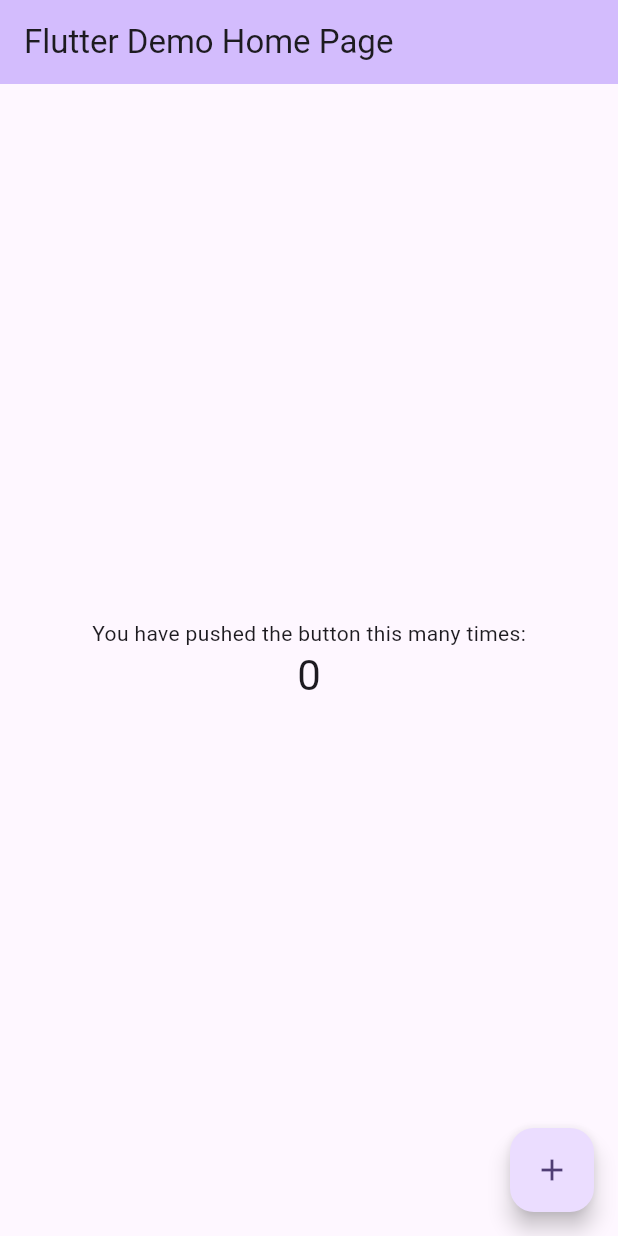
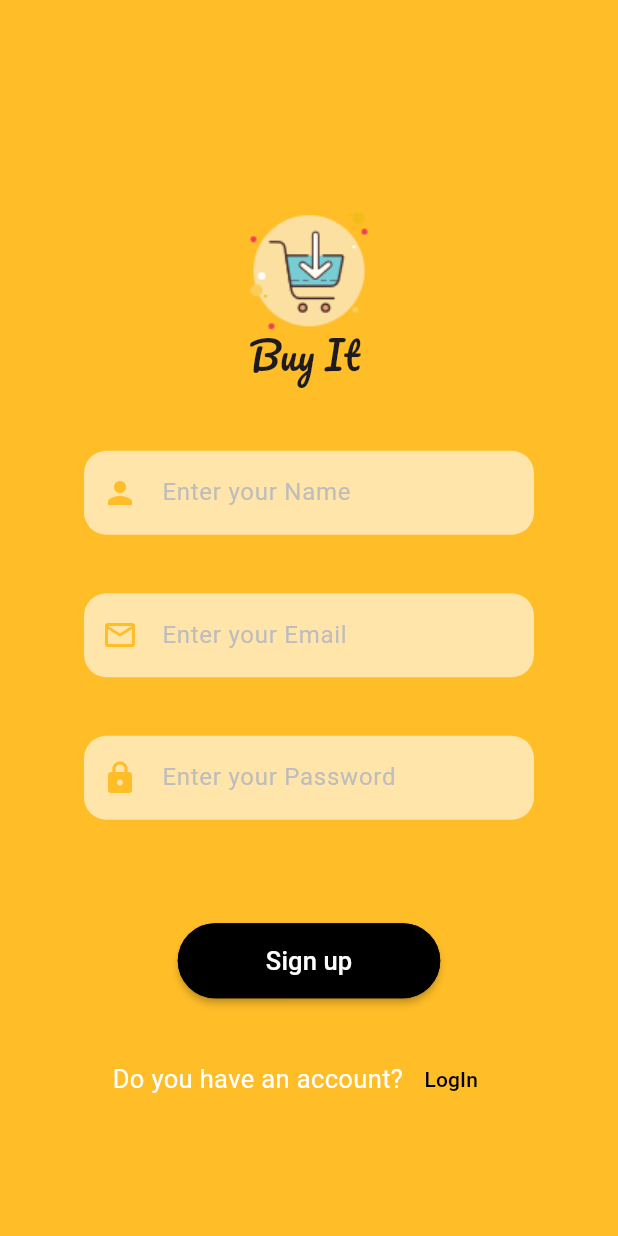
Before and after one commit to yamenAlsyoufie/Ecommurce-User-App, a Flutter app: the screen it shows after launch, on a phone screen of 412 x 824 dp. Run offline on Flutter 3.47's test engine with Material 3 defaults, Android fonts, the phone set to English and light mode, and no system bars; our stand-ins replace get; missing offline and left inert: dart:ffi.

Commit message:
Adding Files

```diff
--- /dev/null
+++ b/lib/Controller/LoginPageController.dart
@@ -0,0 +1,16 @@
+import 'package:ecommurce/Controller/SingUpController.dart';
+import 'package:ecommurce/Data/DataSingUp.dart';
+import 'package:ecommurce/Data/Static/static.dart';
+import 'package:ecommurce/view/Screens/SingUp.dart';
+import 'package:flutter/material.dart';
+import 'package:get/get.dart';
+
+class Loginpagecontroller extends GetxController
+{
+  final LoginName = TextEditingController();
+  final password = TextEditingController();
+  void Search()
+  {
+
+  }
+}
--- /dev/null
+++ b/lib/Controller/SingUpController.dart
@@ -0,0 +1,46 @@
+import 'package:ecommurce/Data/DataSingUp.dart';
+import 'package:ecommurce/Data/Static/static.dart';
+import 'package:ecommurce/view/Screens/LoginPage.dart';
+import 'package:flutter/material.dart';
+import 'package:get/get.dart';
+import 'package:get/get_core/src/get_main.dart';
+import 'package:get/get_rx/src/rx_types/rx_types.dart';
+import 'package:get/get_state_manager/get_state_manager.dart';
+
+class Singupcontroller extends GetxController {
+  //int Id = 0;
+  var Name = ''.obs;
+  var Email = ''.obs;
+  var Password = ''.obs;
+  var errorTextName = RxnString();
+  var errorTextEmail = RxnString();
+  var errorTextEmailForm = RxnString();
+  //var errorTextPasswordEmpty = RxnString();
+  var errorTextPassword = RxnString();
+  void validdateFields() {
+    errorTextName.value = Name.value.isEmpty ? 'please fill Name' : null;
+    errorTextEmail.value = Email.value.isEmpty
+        ? 'please fill Email'
+        : (!Email.value.contains("@") && !Email.value.isEmpty)
+            ? "the email is not in true form "
+            : null; //check the email in true form or not and is fill
+    errorTextPassword.value =
+        Password.value.length < 8 ? "the password less than 8" : null;
+    if (errorTextName.value == null &&
+        errorTextEmail.value == null &&
+        errorTextPassword.value == null &&
+        errorTextEmailForm.value == null)
+
+      ///  errorTextPassword.value == null&&
+      Get.to(() => LoginPage());
+    SingUpData[Id] = {Name.value, Email.value, Password.value};
+    Id++;
+    for (int i = 0; i < Id; i++) {
+      print(Id);
+      print(Name.value);
+      print(Email.value);
+      print(Password.value);
+      print("--------------------------");
+    }
+  }
+}
--- /dev/null
+++ b/lib/Data/DataSingUp.dart
@@ -0,0 +1 @@
+Map<int, dynamic> SingUpData = {};
--- /dev/null
+++ b/lib/Data/Static/static.dart
@@ -0,0 +1,10 @@
+import 'dart:ui';
+
+import 'package:ecommurce/Data/functions/MainFunctions.dart';
+import 'package:flutter/material.dart';
+
+Color mainColor = parseColor("#ffbd28");
+String MainSource = "assets/images/";
+String MainIcon = MainSource + "MainIcon/buyicon.png";
+String MainPhrase = "Buy It"; //this text under of the main Icon
+int Id = 0;
--- /dev/null
+++ b/lib/Data/functions/MainFunctions.dart
@@ -0,0 +1,12 @@
+import 'package:flutter/material.dart';
+
+  Color parseColor(String color) {
+    String hex = color.replaceAll("#", "");
+    if (hex.isEmpty) hex = "ffffff";
+    if (hex.length == 3) {
+      hex =
+          '${hex.substring(0, 1)}${hex.substring(0, 1)}${hex.substring(1, 2)}${hex.substring(1, 2)}${hex.substring(2, 3)}${hex.substring(2, 3)}';
+    }
+    Color col = Color(int.parse(hex, radix: 16)).withOpacity(1.0);
+    return col;
+  }
--- a/lib/main.dart
+++ b/lib/main.dart
@@ -1,4 +1,7 @@
+import 'package:ecommurce/view/Screens/LoginPage.dart';
+import 'package:ecommurce/view/Screens/SingUp.dart';
 import 'package:flutter/material.dart';
+import 'package:get/get.dart';
 
 void main() {
   runApp(const MyApp());
@@ -10,116 +13,20 @@
   // This widget is the root of your application.
   @override
   Widget build(BuildContext context) {
-    return MaterialApp(
+    return GetMaterialApp(
+      debugShowCheckedModeBanner: false,
       title: 'Flutter Demo',
       theme: ThemeData(
-        // This is the theme of your application.
-        //
-        // TRY THIS: Try running your application with "flutter run". You'll see
-        // the application has a purple toolbar. Then, without quitting the app,
-        // try changing the seedColor in the colorScheme below to Colors.green
-        // and then invoke "hot reload" (save your changes or press the "hot
-        // reload" button in a Flutter-supported IDE, or press "r" if you used
-        // the command line to start the app).
-        //
-        // Notice that the counter didn't reset back to zero; the application
-        // state is not lost during the reload. To reset the state, use hot
-        // restart instead.
-        //
-        // This works for code too, not just values: Most code changes can be
-        // tested with just a hot reload.
         colorScheme: ColorScheme.fromSeed(seedColor: Colors.deepPurple),
         useMaterial3: true,
       ),
-      home: const MyHomePage(title: 'Flutter Demo Home Page'),
+      initialRoute: "/singup",
+      getPages: [
+        GetPage(name: "/Login", page: ()=>LoginPage()),
+        GetPage(name: "/singup", page:()=>SingUp())
+      ],
+
     );
+
   }
 }
-
-class MyHomePage extends StatefulWidget {
-  const MyHomePage({super.key, required this.title});
-
-  // This widget is the home page of your application. It is stateful, meaning
-  // that it has a State object (defined below) that contains fields that affect
-  // how it looks.
-
-  // This class is the configuration for the state. It holds the values (in this
-  // case the title) provided by the parent (in this case the App widget) and
-  // used by the build method of the State. Fields in a Widget subclass are
-  // always marked "final".
-
-  final String title;
-
-  @override
-  State<MyHomePage> createState() => _MyHomePageState();
-}
-
-class _MyHomePageState extends State<MyHomePage> {
-  int _counter = 0;
-
-  void _incrementCounter() {
-    setState(() {
-      // This call to setState tells the Flutter framework that something has
-      // changed in this State, which causes it to rerun the build method below
-      // so that the display can reflect the updated values. If we changed
-      // _counter without calling setState(), then the build method would not be
-      // called again, and so nothing would appear to happen.
-      _counter++;
-    });
-  }
-
-  @override
-  Widget build(BuildContext context) {
-    // This method is rerun every time setState is called, for instance as done
-    // by the _incrementCounter method above.
-    //
-    // The Flutter framework has been optimized to make rerunning build methods
-    // fast, so that you can just rebuild anything that needs updating rather
-    // than having to individually change instances of widgets.
-    return Scaffold(
-      appBar: AppBar(
-        // TRY THIS: Try changing the color here to a specific color (to
-        // Colors.amber, perhaps?) and trigger a hot reload to see the AppBar
-        // change color while the other colors stay the same.
-        backgroundColor: Theme.of(context).colorScheme.inversePrimary,
-        // Here we take the value from the MyHomePage object that was created by
-        // the App.build method, and use it to set our appbar title.
-        title: Text(widget.title),
-      ),
-      body: Center(
-        // Center is a layout widget. It takes a single child and positions it
-        // in the middle of the parent.
-        child: Column(
-          // Column is also a layout widget. It takes a list of children and
-          // arranges them vertically. By default, it sizes itself to fit its
-          // children horizontally, and tries to be as tall as its parent.
-          //
-          // Column has various properties to control how it sizes itself and
-          // how it positions its children. Here we use mainAxisAlignment to
-          // center the children vertically; the main axis here is the vertical
-          // axis because Columns are vertical (the cross axis would be
-          // horizontal).
-          //
-          // TRY THIS: Invoke "debug painting" (choose the "Toggle Debug Paint"
-          // action in the IDE, or press "p" in the console), to see the
-          // wireframe for each widget.
-          mainAxisAlignment: MainAxisAlignment.center,
-          children: <Widget>[
-            const Text(
-              'You have pushed the button this many times:',
-            ),
-            Text(
-              '$_counter',
-              style: Theme.of(context).textTheme.headlineMedium,
-            ),
-          ],
-        ),
-      ),
-      floatingActionButton: FloatingActionButton(
-        onPressed: _incrementCounter,
-        tooltip: 'Increment',
-        child: const Icon(Icons.add),
-      ), // This trailing comma makes auto-formatting nicer for build methods.
-    );
-  }
-}
--- /dev/null
+++ b/lib/view/Screens/SingUp.dart
@@ -0,0 +1,155 @@
+import 'dart:ffi';
+
+import 'package:ecommurce/Controller/LoginPageController.dart';
+import 'package:ecommurce/Controller/SingUpController.dart';
+import 'package:ecommurce/Data/Static/static.dart';
+import 'package:ecommurce/Data/functions/MainFunctions.dart';
+import 'package:ecommurce/view/Screens/one.dart';
+import 'package:flutter/material.dart';
+import 'package:get/get.dart';
+import 'package:get/get_core/src/get_main.dart';
+
+class SingUp extends StatelessWidget {
+  @override
+  Widget build(BuildContext context) {
+    Singupcontroller controller = Get.put(Singupcontroller());
+    return Scaffold(
+      backgroundColor: mainColor,
+      body: Align(
+        alignment: Alignment.center,
+        child: SingleChildScrollView(
+          child: Column(
+            children: [
+              // SizedBox(
+              //   height: 30,
+              // ),
+              Stack(
+                children: [
+                  Image.asset(
+                    MainIcon,
+                    width: 200,
+                    height: 200,
+                  ),
+                  Positioned(
+                    left: 60,
+                    top: 138,
+                    child: Text(
+                      MainPhrase,
+                      style: TextStyle(fontFamily: "Pacifico", fontSize: 25),
+                    ),
+                  ),
+                ],
+              ), //"Main icon and text "Buy It""
+              SizedBox(
+                height: 20,
+              ),
+              SizedBox(
+                  width: 300,
+                  height: 75,
+                  child: Obx(
+                    () => TextField(
+                      onChanged: (Value) => controller.Name.value = Value,
+                      decoration: InputDecoration(
+                        hintText: "Enter your Name",
+                        errorText: controller.errorTextName.value,
+                        hintStyle: TextStyle(color: Colors.grey[400]),
+                        prefixIcon: Icon(Icons.person, color: mainColor),
+                        fillColor: parseColor("#ffe5a9"),
+                        filled: true,
+                        border: OutlineInputBorder(
+                            borderRadius: BorderRadius.circular(15),
+                            borderSide: BorderSide.none),
+                      ),
+                    ),
+                  )), // for first text field (Enter your name)
+              SizedBox(
+                height: 20,
+              ),
+              SizedBox(
+                width: 300,
+                height: 75,
+                child: Obx(
+                  () => TextField(
+                    onChanged: (Value) => controller.Email.value = Value,
+                    decoration: InputDecoration(
+                      hintText: "Enter your Email",
+                      errorText: controller.errorTextEmail.value,
+                      hintStyle: TextStyle(color: Colors.grey[400]),
+                      prefixIcon: Icon(Icons.mail_outline, color: mainColor),
+                      fillColor: parseColor("#ffe5a9"),
+                      filled: true,
+                      border: OutlineInputBorder(
+                          borderRadius: BorderRadius.circular(15),
+                          borderSide: BorderSide.none),
+                    ),
+                  ),
+                ), // for Second text field (Enter your Email)
+              ),
+              SizedBox(
+                height: 20,
+              ),
+              SizedBox(
+                width: 300,
+                height: 75,
+                child: Obx(
+                  () => TextField(
+                    obscureText: true,
+                    onChanged: (Value) => controller.Password.value = Value,
+                    decoration: InputDecoration(
+                      hintText: "Enter your Password",
+                      errorText: controller.errorTextPassword.value,
+                      hintStyle: TextStyle(color: Colors.grey[400]),
+                      prefixIcon: Icon(Icons.lock, color: mainColor),
+                      fillColor: parseColor("#ffe5a9"),
+                      filled: true,
+                      border: OutlineInputBorder(
+                          borderRadius: BorderRadius.circular(15),
+                          borderSide: BorderSide.none),
+                    ),
+                  ),
+                ), // for third text field (Enter your password)
+              ),
+              SizedBox(
+                height: 50,
+              ),
+              SizedBox(
+                width: 175,
+                height: 50,
+                child: MaterialButton(
+                  shape: OutlineInputBorder(
+                    borderRadius: BorderRadius.circular(30),
+                  ),
+                  onPressed: () => controller.validdateFields(),
+                  color: Colors.black,
+                  child: Text(
+                    "Sign up",
+                    style: TextStyle(color: Colors.white, fontSize: 17),
+                  ),
+                ),
+              ), //sing up button
+              SizedBox(height: 30),
+              Container(
+                padding: EdgeInsets.only(left: 75),
+                child: Row(
+                  children: [
+                    Text(
+                      "Do you have an account?",
+                      style: TextStyle(fontSize: 17, color: Colors.white),
+                    ),
+                    TextButton(
+                      onPressed: () => Get.to(one()),
+                      child: Text(
+                        "LogIn",
+                        style: TextStyle(color: Colors.black),
+                      ),
+                    ),
+                  ],
+                ),
+              )
+            ],
+          ),
+        ),
+      ),
+    );
+  }
+}
```
Also changed, not shown: lib/view/Screens/LoginPage.dart (added, +132 -0 lines), lib/view/Screens/one.dart (added, +11 -0 lines), pubspec.yaml (+7 -6 lines), assets/images/MainIcon/buyicon.png (added), fonts/Pacifico-Regular.ttf (added), lib/Data/Static/animation.dart (added), pubspec.lock.
